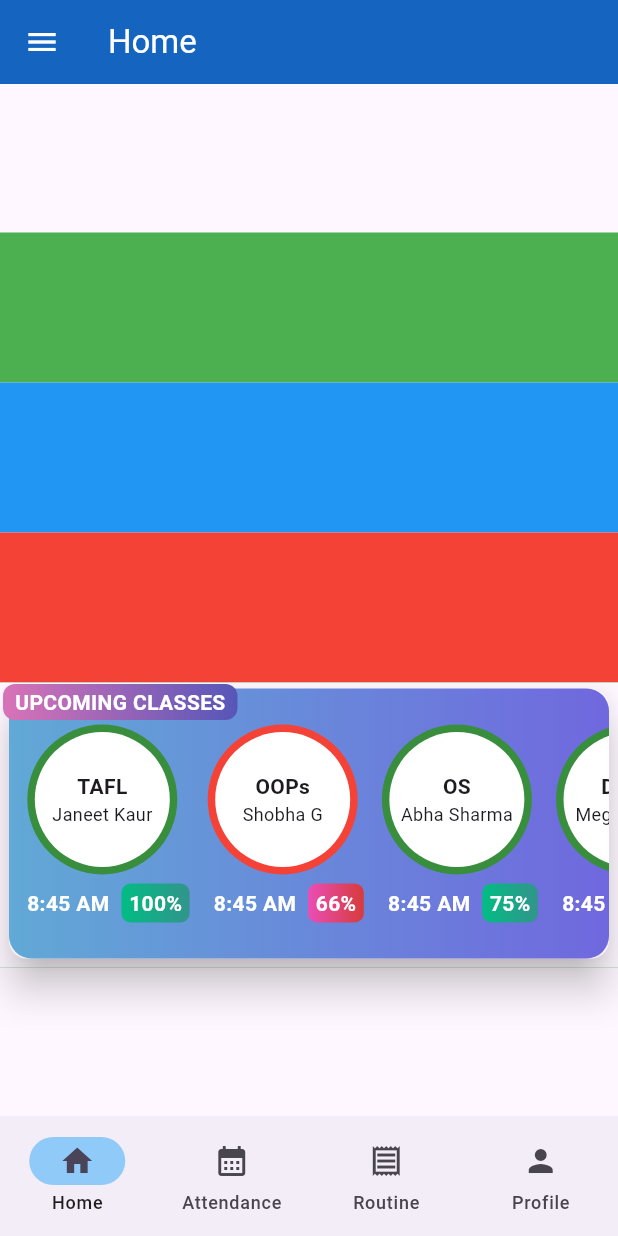
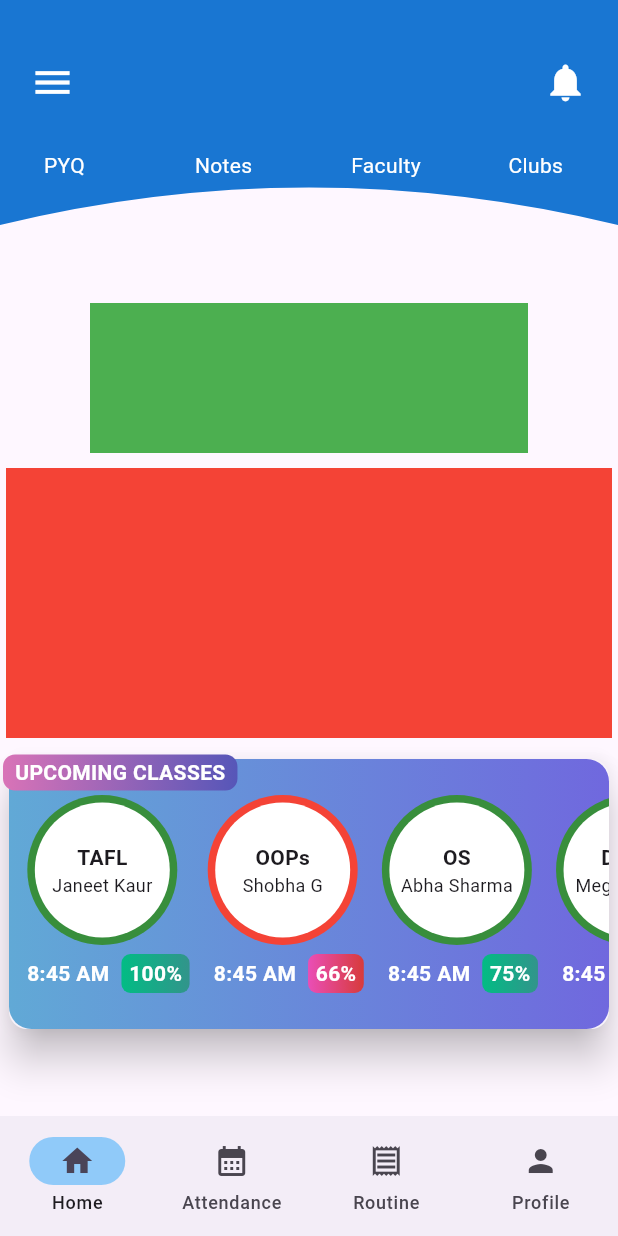
Before and after one commit to Deepak-Kumar-01/Student-App, a Flutter app: the screen it shows after launch, on a phone screen of 412 x 824 dp. Run offline on Flutter 3.47's test engine with Material 3 defaults, Android fonts, the phone set to English and light mode, and no system bars.

Commit message:
Created custom AppBar and arranged file and folder structure

```diff
--- a/lib/main.dart
+++ b/lib/main.dart
@@ -1,3 +1,4 @@
+import 'package:flutter/cupertino.dart';
 import 'package:flutter/material.dart';
 import 'package:studentapp/screens/homepage.dart';
 
@@ -12,7 +13,31 @@ class MyApp extends StatelessWidget {
     return const MaterialApp(
       debugShowCheckedModeBanner: false,
       title: "Mobile Application",
-      home: Homepage(),
+      home: Homepage(),  //--------Initial home------------
     );
   }
 }
+
+
+
+// -----------image demo-----------------
+// class ImageContainer extends StatefulWidget {
+//   const ImageContainer({super.key});
+//   @override
+//   State<ImageContainer> createState() => _ImageContainerState();
+// }
+// class _ImageContainerState extends State<ImageContainer> {
+//   @override
+//   Widget build(BuildContext context) {
+//     return Center(
+//       child: Container(
+//         child: Image(
+//           image: AssetImage(
+//             "assets/images/bg.jpg"
+//           ),
+//         ),
+//       ),
+//     );
+//   }
+// }
+//
--- /dev/null
+++ b/lib/screens/appbar/appbarmenu.dart
@@ -0,0 +1,69 @@
+
+import 'package:flutter/material.dart';
+
+class AppBarMenu extends StatefulWidget {
+  const AppBarMenu({super.key});
+
+  @override
+  State<AppBarMenu> createState() => _AppBarMenuState();
+}
+
+class _AppBarMenuState extends State<AppBarMenu> {
+  TextStyle myStyle = TextStyle(color: Colors.white,);
+
+  @override
+  Widget build(BuildContext context) {
+    return Container(
+      child: Padding(
+        padding: EdgeInsets.only(left: 0, bottom: 20, top: 10),
+        child: Column(
+          mainAxisAlignment: MainAxisAlignment.spaceEvenly,
+          children: [
+
+            Row(
+              // mainAxisAlignment: MainAxisAlignment.spaceBetween,
+              children: [
+                Padding(
+                  padding: EdgeInsets.all(11.0),
+                  // child: Icon(Icons.menu, color: Colors.white, size: 30,),
+                  child: IconButton(
+                    icon: Icon(Icons.menu, color: Colors.white, size: 30,),
+                    onPressed: () {
+                      print("Drawer");
+                      Scaffold.of(context).openDrawer();
+                    },
+                  ),
+                ),
+                Spacer(),
+
+                // ElevatedButton(onPressed: () {
+                //   return print("object");
+                // }, child: Text("click")),
+
+                Padding(
+                  padding: EdgeInsets.all(11.0),
+                  // child: Icon(Icons.notifications, color: Colors.white, size: 30,),
+                  child: IconButton(
+                    icon: Icon(Icons.notifications, color: Colors.white, size: 30,),
+                    onPressed: () {},
+                  ),
+
+                ),
+              ],
+            ),
+
+            Row(
+              mainAxisAlignment: MainAxisAlignment.spaceAround,
+              children: [
+                Text("PYQ    ", style: myStyle,),
+                Text("Notes  ", style: myStyle,),
+                Text("Faculty", style: myStyle,),
+                Text("Clubs  ", style: myStyle,),
+              ],
+            ),
+          ],
+        ),
+      ),
+    );
+  }
+}
--- /dev/null
+++ b/lib/screens/appbar/custom_appbar_shape.dart
@@ -0,0 +1,30 @@
+
+import 'package:flutter/material.dart';
+
+class CustomAppBarShape extends CustomClipper<Path> {
+  @override
+  Path getClip(Size size) {
+    double height = size.height;
+    double width = size.width;
+
+    var path = Path();
+
+    // path.lineTo(0, height-50);
+    // path.quadraticBezierTo(width/2, height, width, height-50);
+
+    path.lineTo(0, 150); // Changed starting point to move the shape 100px down
+    path.quadraticBezierTo(width / 2, 100, width, 150); // Changed control point to maintain the shape
+
+    path.lineTo(width, 0);
+
+    path.close();
+    return path;
+
+  }
+
+  @override
+  bool shouldReclip(covariant CustomClipper<Path> oldClipper) {
+    return true;
+  }
+
+}
--- a/lib/screens/home.dart
+++ b/lib/screens/home.dart
@@ -1,5 +1,7 @@
+import 'package:flutter/cupertino.dart';
 import 'package:flutter/material.dart';
-import 'package:studentapp/screens/upcomingclasses/schedulescreen.dart';
+import 'package:flutter/widgets.dart';
+import 'package:studentapp/screens/home/upcomingclasses/upcomingclasses.dart';
 
 class Home extends StatelessWidget {
   const Home({super.key});
@@ -13,21 +15,32 @@ class Home extends StatelessWidget {
         child: Column(
           // mainAxisAlignment: MainAxisAlignment.spaceEvenly,
           children: [
-            Container(
-              height: 100,
-              color: Colors.green,
-            ), Container(
-              height: 100,
-              color: Colors.blue,
-            ), Container(
-              height: 100,
-              color: Colors.red,
+
+//--------------------------------------
+            Padding(
+              padding: EdgeInsets.only(
+                left: 60, right: 60, top: 0, bottom: 0
+              ),
+              child: Container(
+                height: 100,
+                color: Colors.green,
+              ),
             ),
 
+//--------------Society and faculty------------------------
+            Padding(
+              padding: EdgeInsets.only(left: 4, right: 4, top: 10, bottom: 10),
+              child: Container(
+                height: 180,
+                color: Colors.red,
+              ),
+            ),
+
+//----------------Upcoming classes--------------------------
             Container(
               height: 190,
               color: Colors.green,
-              child: ScheduleScreen(),
+              child: UpcomingClasses(),
             ),
           ],
         ),
--- a/lib/screens/upcomingclasses/schedulescreen.dart
+++ b/lib/screens/home/upcomingclasses/upcomingclasses.dart
@@ -1,7 +1,7 @@
 import 'package:flutter/cupertino.dart';
 import 'package:flutter/material.dart';
 
-class ScheduleScreen extends StatelessWidget {
+class UpcomingClasses extends StatelessWidget {
   // const ScheduleScreen_Widget({super.key});
 
   var studentAttendance = [100, 66, 75, 98];
@@ -42,7 +42,7 @@ class ScheduleScreen extends StatelessWidget {
             shadowColor: Colors.black,
             child: Stack(
               children: [
-            // ----------------------------------
+// ----------------------------------
                 Container(
                 width: double.infinity,
                 height: 180,
@@ -55,6 +55,8 @@ class ScheduleScreen extends StatelessWidget {
                   ),
                   borderRadius: BorderRadius.circular(15)
                 ),
+
+//===================ListView.builder=================
                 child: ListView.builder(
                   itemBuilder: (context, index) {
 
@@ -67,8 +69,10 @@ class ScheduleScreen extends StatelessWidget {
                       child: Column(
                         mainAxisAlignment: MainAxisAlignment.center,
                         children: [
+
                           Row(
                             children: [
+//====================subject short form and teacher name inside two container=============
                               Padding(
                                 padding: const EdgeInsets.only(bottom: 6),
                                 child: Container(
@@ -100,6 +104,8 @@ class ScheduleScreen extends StatelessWidget {
 
                             ],
                           ),
+
+// ======================Time and Attendance percentage=======================
                           Row(
                             children: [
                               Padding(
@@ -135,6 +141,7 @@ class ScheduleScreen extends StatelessWidget {
             ),
           ),
         ),
+
 
           //---------------Upcoming classes------------
           Positioned(
--- a/lib/screens/upcomingclasses/schedulescreen_1.dart
+++ b/lib/screens/home/upcomingclasses/upcomingclasses_1.dart
@@ -9,12 +9,12 @@ class MyApp extends StatelessWidget {
   Widget build(BuildContext context) {
     return MaterialApp(
       title: 'Class Schedule',
-      home: ScheduleScreen_1(),
+      home: UpcomingClasses_1(),
     );
   }
 }
 
-class ScheduleScreen_1 extends StatelessWidget {
+class UpcomingClasses_1 extends StatelessWidget {
   @override
   Widget build(BuildContext context) {
     return Scaffold(
--- a/lib/screens/homepage.dart
+++ b/lib/screens/homepage.dart
@@ -1,4 +1,6 @@
 import 'package:flutter/material.dart';
+import 'package:studentapp/screens/appbar/appbarmenu.dart';
+import 'package:studentapp/screens/appbar/custom_appbar_shape.dart';
 import 'package:studentapp/screens/profile.dart';
 import 'package:studentapp/screens/routine.dart';
 import 'attendance.dart';
@@ -13,20 +15,61 @@ class Homepage extends StatefulWidget {
 
 class _HomepageState extends State<Homepage> {
   int _currentIndex=0;
+
   @override
   Widget build(BuildContext context) {
     return Scaffold(
-      drawer: Drawer(
-        backgroundColor: Colors.blue[400],
+      // drawer: Drawer(
+      //   backgroundColor: Colors.blue[400],
+      // ),
 
-      ),
+      // -----------------Initial appBar ---------------------------,
+      // appBar: AppBar(
+      //   title: Text("Home",style: TextStyle(color: Colors.white),),
+      //   backgroundColor: Colors.blue[800],
+      //   iconTheme: const IconThemeData(color: Colors.white),
+      // ),
+
+      // -----------------custom appBar ---------------------------,
       appBar: AppBar(
-        title: Text("Home",style: TextStyle(color: Colors.white),),
-        backgroundColor: Colors.blue[800],
-        iconTheme: const IconThemeData(color: Colors.white),
+        toolbarHeight: 150,
+        // toolbarHeight: 120,
+        backgroundColor: Colors.transparent,
+        iconTheme: IconThemeData(color: Colors.white), // Change the color of the drawer icon here
+        shadowColor: Colors.transparent,
+        excludeHeaderSemantics: true,
+        elevation: 0.0,
+        forceMaterialTransparency: true,
+        centerTitle: true,
+        // title: Text("AppBar"),
+
+        // leading: Container(
+        //   color: Colors.red,
+        //   // margin: EdgeInsets.only(top: 0), // Adjust the top margin to position the icon
+        //   child: IconButton(
+        //     icon: Icon(Icons.menu),
+        //       onPressed: () {
+        //       // Add your onPressed logic here
+        //       },
+        //   ),
+        // ),
+
+        flexibleSpace: ClipPath(
+          clipper: CustomAppBarShape(),
+          child: Container(
+            height: 150,
+            width: MediaQuery.of(context).size.width,
+            // color: Color(0xff5757A4),
+            color: Colors.blue[700],
+
+//================AppBar Menu===================
+            child: AppBarMenu(),
+          ),
+        ),
       ),
 
 
+// ==================Footer======================
       bottomNavigationBar: NavigationBar(
         selectedIndex: _currentIndex,
         onDestinationSelected: (int index){
@@ -44,6 +87,8 @@ class _HomepageState extends State<Homepage> {
       ),
 
       body: [const Home(),const Attendance(),const Routine(),const Profile()][_currentIndex],
+      // body: CustomAppBar_Widget_1(),
+
     );
   }
 }
--- a/lib/screens/routine.dart
+++ b/lib/screens/routine.dart
@@ -9,7 +9,7 @@ class Routine extends StatelessWidget {
       child: Column(
         mainAxisAlignment: MainAxisAlignment.center,
         children: [
-          Text("Routine",style: TextStyle(fontSize: 32,fontWeight: FontWeight.w700),)
+          Text("Routine",style: TextStyle(fontSize: 32,fontWeight: FontWeight.w700),),
         ],
       ),
     );
```
Also changed, not shown: lib/screens/custombutton/button_inkwell.dart (deleted, +0 -45 lines), lib/screens/homepage_1.dart (added, +67 -0 lines), pubspec.yaml (+5 -2 lines), assets/images/bg.jpg (added), assets/images/logo.png (added), lib/screens/home/upcomingclasses/percentage_custom.dart (renamed from lib/screens/upcomingclasses/percentage_custom.dart), pubspec.lock.
